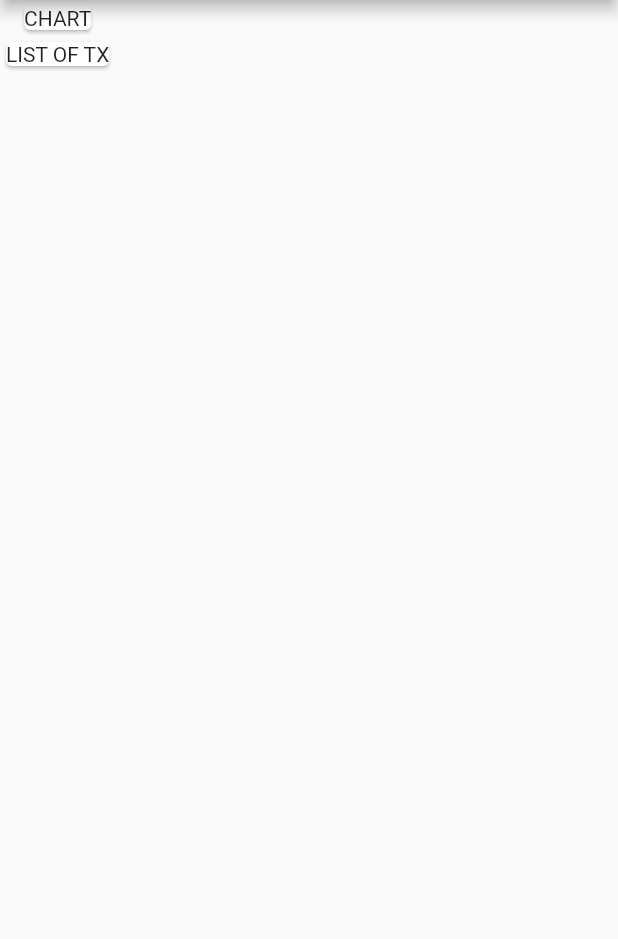
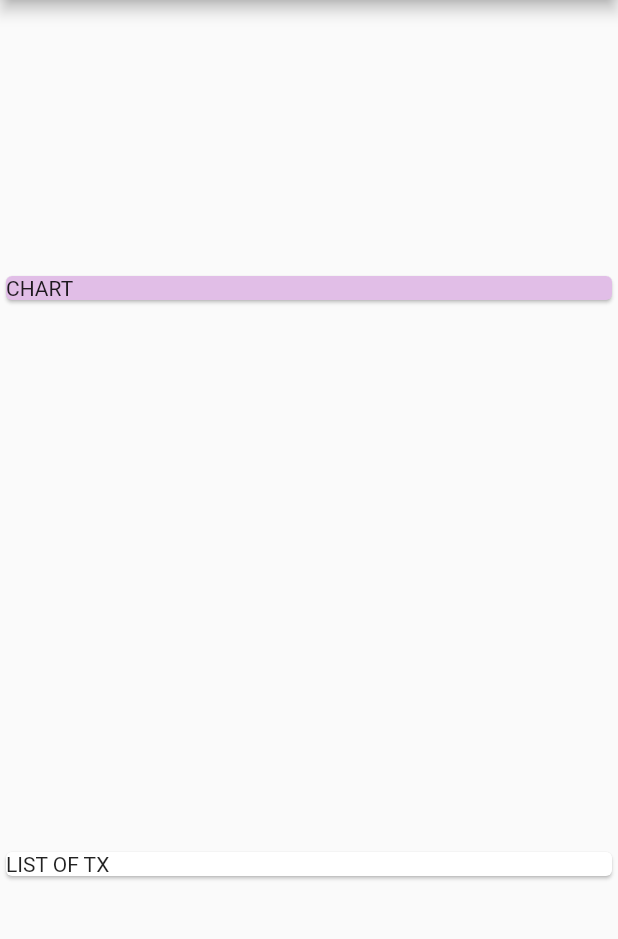
Before and after one commit to WinstonBrandon/Expenses-App, a Flutter app: the screen it shows after launch, on a phone screen of 412 x 824 dp, the part 84-1023 px from its top. Run offline on Flutter 3.47's test engine with Material 2 defaults, Android fonts, the phone set to English and light mode, and no system bars.

Commit message:
added minor styling to card CHART & TX

```diff
--- a/expenses_app/lib/main.dart
+++ b/expenses_app/lib/main.dart
@@ -21,8 +21,11 @@ class MyAppHomepage extends StatelessWidget {
         ),
       ),
       body: Column(
+        crossAxisAlignment: CrossAxisAlignment.stretch,
+        mainAxisAlignment: MainAxisAlignment.spaceAround,
         children: [
           Card(
+            color: Colors.purple[100],
             child: Text('CHART'),
           ),
           Card(
```
